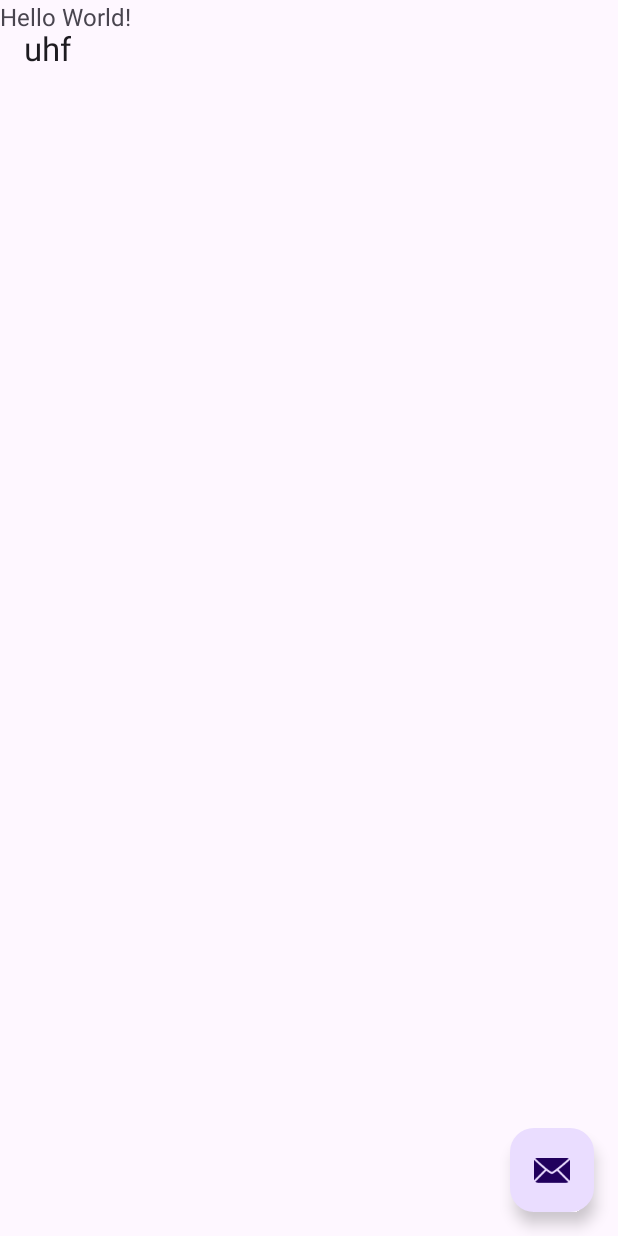
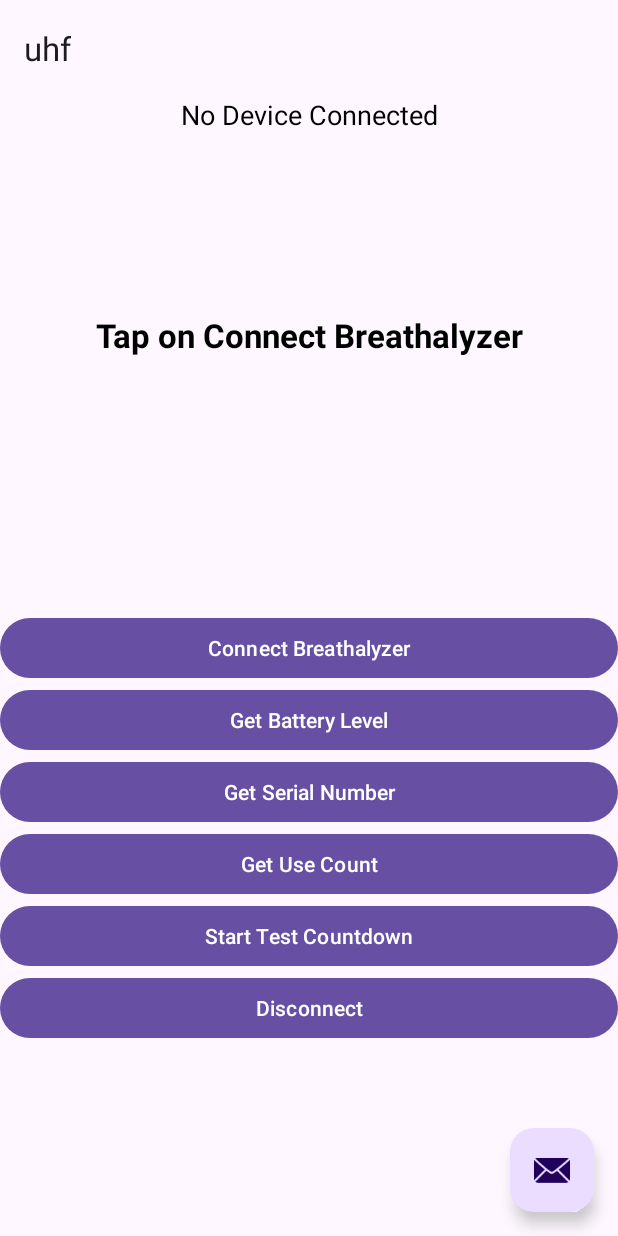
Before and after one commit to hk1089/rfid-scanner, an Android app: the screen it shows after launch (MainActivity), on a phone screen of 412 x 824 dp. Run offline under Robolectric (Android 15) with nearby library versions, the phone set to English and light mode, and no system bars; libraries missing offline, so code that uses them is left out: com.rscja.deviceapi; 2 statements that could not run were skipped.

Commit message:
BACtrack integrated

```diff
--- a/app/src/main/java/com/hemu1089/uhf/MainActivity.kt
+++ b/app/src/main/java/com/hemu1089/uhf/MainActivity.kt
@@ -1,20 +1,17 @@
 package com.hemu1089.uhf
 
-import android.Manifest
-import android.content.pm.PackageManager
 import android.os.Bundle
+import android.util.Log
 import android.view.KeyEvent
 import androidx.appcompat.app.AppCompatActivity
-import androidx.core.app.ActivityCompat
-import androidx.core.content.ContextCompat
-import androidx.navigation.ui.AppBarConfiguration
+import com.app.drinker.AnalyzerClass
 import com.hemu1089.rf_reader.RfidScanner
 import com.hemu1089.uhf.databinding.ActivityMainBinding
 
 class MainActivity : AppCompatActivity() {
     private lateinit var binding: ActivityMainBinding
     private val rfid = RfidScanner()
-
+    private val drinker = AnalyzerClass()
     override fun onCreate(savedInstanceState: Bundle?) {
         super.onCreate(savedInstanceState)
 
@@ -22,15 +19,53 @@ class MainActivity : AppCompatActivity() {
         setContentView(binding.root)
         setSupportActionBar(binding.toolbar)
         rfid.initialize(this)
+        drinker.onStatusUpdate = { statusMessage ->
+            // Update your UI or log the status here
+            binding.breathalyzerStateTextView.text = statusMessage
+            Log.d("YourClass", "Analyzer Status: $statusMessage")
+        }
         binding.fab.setOnClickListener { view ->
-            binding.tags.text = rfid.start().toString()
+           // binding.tags.text = rfid.start().toString()
+            val permissions = drinker.startSDK(this)
+
+            Log.d("MainActivity", "permissions>>> $permissions")
+        }
+        binding.connectNearestButtonId.setOnClickListener { view ->
+           // binding.tags.text = rfid.start().toString()
+            val permissions = drinker.connectNearestClicked()
+
+        }
+        binding.startBlowProcessButtonId.setOnClickListener { view ->
+           // binding.tags.text = rfid.start().toString()
+            val permissions = drinker.startBlowProcessClicked()
+
+        }
+        binding.getBatteryLevel.setOnClickListener { view ->
+           // binding.tags.text = rfid.start().toString()
+            val permissions = drinker.requestBatteryLevelClicked()
+
+        }
+        binding.getSerialNumberButtonId.setOnClickListener { view ->
+           // binding.tags.text = rfid.start().toString()
+            val permissions = drinker.getSerialNumberClicked()
+
+        }
+        binding.getUseCountButtonId.setOnClickListener { view ->
+           // binding.tags.text = rfid.start().toString()
+            val permissions = drinker.getUseCount()
+            Log.d("MainActivity", "permissions>>> $permissions")
+        }
+        binding.disconnectButtonId.setOnClickListener { view ->
+           // binding.tags.text = rfid.start().toString()
+            val permissions = drinker.disconnectClicked()
+            Log.d("MainActivity", "permissions>>> $permissions")
         }
     }
 
     override fun onKeyDown(keyCode: Int, event: KeyEvent?): Boolean {
         if (keyCode == 139 || keyCode == 280 || keyCode == 293) {
             if (event!!.repeatCount == 0) {
-                binding.tags.text = rfid.start().toString()
+                //binding.connectionStateTextView.text = rfid.start().toString()
             }
             return true
         }
--- a/app/src/main/res/layout/activity_main.xml
+++ b/app/src/main/res/layout/activity_main.xml
@@ -1,10 +1,11 @@
 <?xml version="1.0" encoding="utf-8"?>
-<androidx.coordinatorlayout.widget.CoordinatorLayout xmlns:android="http://schemas.android.com/apk/res/android"
+<androidx.appcompat.widget.LinearLayoutCompat xmlns:android="http://schemas.android.com/apk/res/android"
     xmlns:app="http://schemas.android.com/apk/res-auto"
     xmlns:tools="http://schemas.android.com/tools"
     android:layout_width="match_parent"
     android:layout_height="match_parent"
     android:fitsSystemWindows="true"
+    android:orientation="vertical"
     tools:context=".MainActivity">
 
     <com.google.android.material.appbar.AppBarLayout
@@ -20,20 +21,82 @@
     </com.google.android.material.appbar.AppBarLayout>
 
 
-    <com.google.android.material.textview.MaterialTextView
-        android:id="@+id/tags"
+    <TextView
+        android:id="@+id/connectionStateTextView"
         android:layout_width="match_parent"
         android:layout_height="wrap_content"
-        android:text="Hello World!"
-        android:textSize="16sp"/>
+        android:textSize="18sp"
+        android:layout_gravity="center"
+        android:gravity="center"
+        android:text="No Device Connected"
+        android:textAlignment="center"
+        android:textColor="#000000"
+        />
 
+
+    <TextView
+        android:id="@+id/breathalyzerStateTextView"
+        android:layout_width="match_parent"
+        android:layout_height="0dp"
+        android:layout_gravity="center"
+        android:layout_marginBottom="50dp"
+        android:gravity="center"
+        android:layout_weight="1"
+        android:text="Tap on Connect Breathalyzer"
+        android:textAppearance="?android:attr/textAppearanceLarge"
+        android:textColor="#000000"
+        android:textStyle="bold"
+        />
+
+
+    <Button
+        android:id="@+id/connect_nearest_button_id"
+        android:layout_width="match_parent"
+        android:layout_height="wrap_content"
+        android:text="Connect Breathalyzer"
+        />
+
+
+    <Button
+        android:id="@+id/get_battery_level"
+        android:layout_width="match_parent"
+        android:layout_height="wrap_content"
+        android:text="Get Battery Level"
+        />
+
+    <Button
+        android:id="@+id/get_serial_number_button_id"
+        android:layout_width="match_parent"
+        android:layout_height="wrap_content"
+        android:text="Get Serial Number"
+        />
+
+    <Button
+        android:id="@+id/get_use_count_button_id"
+        android:layout_width="match_parent"
+        android:layout_height="wrap_content"
+        android:text="Get Use Count"
+        />
+
+    <Button
+        android:id="@+id/start_blow_process_button_id"
+        android:layout_width="match_parent"
+        android:layout_height="wrap_content"
+        android:text="Start Test Countdown"
+        />
+
+    <Button
+        android:id="@+id/disconnect_button_id"
+        android:layout_width="match_parent"
+        android:layout_height="wrap_content"
+        android:layout_marginBottom="40dp"
+        android:text="Disconnect"
+        />
     <com.google.android.material.floatingactionbutton.FloatingActionButton
         android:id="@+id/fab"
         android:layout_width="wrap_content"
         android:layout_height="wrap_content"
         android:layout_gravity="bottom|end"
-        android:layout_marginEnd="@dimen/fab_margin"
-        android:layout_marginBottom="16dp"
-        app:srcCompat="@android:drawable/ic_dialog_email" />
-
-</androidx.coordinatorlayout.widget.CoordinatorLayout>
+        android:layout_margin="16dp"
+        app:srcCompat="@android:drawable/ic_dialog_email"/>
+</androidx.appcompat.widget.LinearLayoutCompat>
--- /dev/null
+++ b/drinker/src/main/java/com/app/drinker/AnalyzerClass.kt
@@ -0,0 +1,211 @@
+package com.app.drinker
+
+import BreathalyzerSDK.API.BACtrackAPI
+import BreathalyzerSDK.API.BACtrackAPICallbacks
+import BreathalyzerSDK.Constants.BACTrackDeviceType
+import BreathalyzerSDK.Constants.BACtrackUnit
+import BreathalyzerSDK.Constants.Errors
+import BreathalyzerSDK.Exceptions.BluetoothLENotSupportedException
+import BreathalyzerSDK.Exceptions.BluetoothNotEnabledException
+import BreathalyzerSDK.Exceptions.LocationServicesNotEnabledException
+import android.app.Activity
+import android.content.Context
+import android.content.pm.PackageManager
+import android.util.Log
+import androidx.core.app.ActivityCompat
+import androidx.core.content.ContextCompat
+
+
+class AnalyzerClass {
+    private var mAPI: BACtrackAPI? = null
+    private lateinit var context: Context
+    private var requiresUseCount = false
+    var onStatusUpdate: ((String) -> Unit)? = null // Callback for status updates
+
+    fun startSDK(cnx: Context) {
+        val apiKey = "caea1ef90e38464eac98c5d6d37439"
+        context = cnx
+        try {
+            mAPI = BACtrackAPI(context, object : BACtrackAPICallbacks{
+                override fun BACtrackAPIKeyDeclined(p0: String?) {
+                    Log.d("TAG", "BACtrackAPIKeyDeclined: " + p0)
+                    setStatus("API Key Declined")
+                }
+
+                override fun BACtrackAPIKeyAuthorized() {
+                    setStatus("BACtrackAPIKeyAuthorized")
+                    Log.d("TAG", "BACtrackAPIKeyAuthorized: ")
+                }
+
+                override fun BACtrackConnected(bacTrackDeviceType: BACTrackDeviceType) {
+                        val name: String = bacTrackDeviceType.getDisplayName()
+                        setStatus("${context.getString(R.string.TEXT_CONNECTED)} to ${name}")
+
+                    Log.d("TAG", "BACtrackConnected: " + bacTrackDeviceType.name)
+                }
+
+                override fun BACtrackDidConnect(p0: String?) {
+                    setStatus(context.getString(R.string.TEXT_DISCOVERING_SERVICES))
+                }
+
+                override fun BACtrackDisconnected() {
+                    setStatus(context.getString(R.string.TEXT_DISCONNECTED))
+                }
+
+                override fun BACtrackConnectionTimeout() {
+                    Log.d("TAG", "BACtrackConnectionTimeout: " )
+                }
+
+                override fun BACtrackFoundBreathalyzer(p0: BACtrackAPI.BACtrackDevice?) {
+                    setStatus("Device found nearby")
+                    Log.d("TAG", "BACtrackFoundBreathalyzer: " + p0?.rssi)
+                }
+
+                override fun BACtrackCountdown(currentCountdownCount: Int) {
+                    setStatus(context.getString(R.string.TEXT_COUNTDOWN) + " " + currentCountdownCount)
+                    Log.d("TAG", "BACtrackCountdown: " + currentCountdownCount)
+                }
+
+                override fun BACtrackStart() {
+                    setStatus(context.getString((R.string.TEXT_BLOW_NOW)))
+                    Log.d("TAG", "BACtrackStart: ")
+                }
+
+                override fun BACtrackBlow(v: Float) {
+                    val text = "Keep blowing " + v
+                    setStatus(text)
+                    Log.d("TAG", "BACtrackBlow: " + v)
+                }
+
+                override fun BACtrackAnalyzing() {
+                    setStatus(context.getString(R.string.TEXT_ANALYZING))
+                    Log.d("TAG", "BACtrackAnalyzing: " )
+                }
+
+                override fun BACtrackResults(measuredBac: Float) {
+                    var text: String = context.getString(R.string.TEXT_FINISHED) + " " + measuredBac
+                    //if (requiresUseCount) {
+                    //    text = text + "\n\n You can now obtain Use Count"
+                    //}
+                    setStatus(text)
+                    Log.d("TAG", "BACtrackResults: " + measuredBac)
+                }
+
+                override fun BACtrackFirmwareVersion(version: String?) {
+                    setStatus(context.getString(R.string.TEXT_FIRMWARE_VERSION) + " " + version)
+                    Log.d("TAG", "BACtrackFirmwareVersion: " + version)
+                }
+
+                override fun BACtrackSerial(serialHex: String?) {
+                    setStatus(context.getString(R.string.TEXT_SERIAL_NUMBER) + " " + serialHex)
+                    Log.d("TAG", "BACtrackSerial: " + serialHex)
+                }
+
+                override fun BACtrackUseCount(useCount: Int) {
+                    Log.d("TAG", "BACtrackUseCount: " + useCount)
+                    // C6/C8 bug in hardware does not allow getting use count
+                    if (useCount == 4096) {
+                        setStatus("Cannot retrieve use count for C6/C8 devices")
+                    } else if (useCount == -1) {
+                        requiresUseCount = true
+                        setStatus("You must take a test before obtaining use count\n Tap on Start Test Countdown")
+                    } else {
+                        setStatus(context.getString(R.string.TEXT_USE_COUNT) + " " + useCount)
+                    }
+                }
+
+                override fun BACtrackBatteryVoltage(voltage: Float) {
+                    Log.d("TAG", "BACtrackBatteryVoltage: " + voltage)
+                }
+
+                override fun BACtrackBatteryLevel(level: Int) {
+                    Log.d("TAG", "BACtrackBatteryLevel: " + level)
+                    val message: String = context.getString(R.string.TEXT_BATTERY_LEVEL) + " " + level
+                    setStatus(String.format("\n%s", message))
+                }
+
+                override fun BACtrackError(errorCode: Int) {
+                    if (errorCode == Errors.ERROR_BLOW_ERROR.toInt()) {
+                        setStatus(context.getString(R.string.TEXT_ERR_BLOW_ERROR))
+                    }
+                    Log.d("TAG", "BACtrackError: " + errorCode)
+                }
+
+                override fun BACtrackUnits(p0: BACtrackUnit?) {
+                    Log.d("TAG", "BACtrackUnits: " + p0?.name)
+                }
+
+            }, apiKey)
+        } catch (e: BluetoothLENotSupportedException) {
+            e.printStackTrace()
+            setStatus(context.getString(R.string.TEXT_ERR_BLE_NOT_SUPPORTED))
+        } catch (e: BluetoothNotEnabledException) {
+            e.printStackTrace()
+            setStatus(context.getString(R.string.TEXT_ERR_BT_NOT_ENABLED))
+        } catch (e: LocationServicesNotEnabledException) {
+            e.printStackTrace()
+            setStatus(context.getString(R.string.TEXT_ERR_LOCATIONS_NOT_ENABLED))
+        }
+    }
+
+    private fun setStatus(message: String?) {
+        Log.d("TAG", "Status: " + message)
+        message?.let { onStatusUpdate?.invoke(it) } // Invoke the callback
+       // breathalyzerStateTextView.setText(message)
+    }
+
+    fun requestAllPermissions(activity: Activity, requestCode: Int = 100): Boolean {
+        val permissions = arrayOf(
+            "android.permission.BLUETOOTH_SCAN",
+            "android.permission.BLUETOOTH_CONNECT",
+            "android.permission.ACCESS_COARSE_LOCATION",
+            "android.permission.ACCESS_FINE_LOCATION",
+        )
+        val permissionsToRequest = permissions.filter {
+            ContextCompat.checkSelfPermission(activity, it) != PackageManager.PERMISSION_GRANTED
+        }
+        return if (permissionsToRequest.isEmpty()) {
+            true
+        } else {
+            ActivityCompat.requestPermissions(activity, permissionsToRequest.toTypedArray(), requestCode)
+            false
+        }
+    }
+
+    fun connectNearestClicked() {
+        if (mAPI != null) {
+            setStatus(context.getString(R.string.TEXT_CONNECTING))
+            mAPI!!.connectToNearestBreathalyzer()
+
+        }
+    }
+    fun isConnected() = mAPI?.isConnected ?: false
+    fun getUseCount() {
+        if (mAPI != null) {
+            val count = mAPI!!.getUseCount()
+            Log.d("TAG", "getUseCount: count " + count)
+        }
+    }
+
+    fun startBlowProcessClicked() {
+        if (mAPI != null) {
+            mAPI!!.startCountdown()
+        }
+    }
+
+    fun requestBatteryLevelClicked() {
+        if (mAPI != null) {
+            mAPI!!.getBreathalyzerBatteryVoltage()
+        }
+    }
+    fun disconnectClicked() {
+        if (mAPI != null) {
+            mAPI!!.disconnect()
+        }
+    }
+    fun getSerialNumberClicked() {
+        if (mAPI != null) {
+            mAPI!!.getSerialNumber()
+        }
+    }
+}
--- /dev/null
+++ b/drinker/src/main/res/values/strings.xml
@@ -0,0 +1,25 @@
+<?xml version="1.0" encoding="utf-8"?>
+<resources>
+    <string name="TEXT_DISCONNECTED">Disconnected</string>
+    <string name="TEXT_CONNECTING">Connecting…</string>
+    <string name="TEXT_DISCOVERING_SERVICES">Discovering services…</string>
+    <string name="TEXT_CONNECTED">Connected</string>
+
+    <string name="TEXT_FIRMWARE_VERSION">"Firmware version: </string>
+    <string name="TEXT_SERIAL_NUMBER">Serial number: </string>
+    <string name="TEXT_USE_COUNT">Use count: </string>
+    <string name="TEXT_BATTERY_VOLTAGE">Battery voltage: </string>
+    <string name="TEXT_BATTERY_LEVEL">Battery level: </string>
+
+    <string name="TEXT_COUNTDOWN">Countdown: </string>
+    <string name="TEXT_BLOW_NOW">Blow now!</string>
+    <string name="TEXT_ANALYZING">Analyzing…</string>
+    <string name="TEXT_FINISHED">Done! Result: </string>
+
+    <string name="TEXT_ERR_NO_BREATHALYZERS_FOUND">Error: No breathalyzers found.</string>
+    <string name="TEXT_ERR_BT_NOT_ENABLED">Error: Bluetooth is not enabled.</string>
+    <string name="TEXT_ERR_BLE_NOT_SUPPORTED">Error: BLE is not supported on this device.</string>
+    <string name="TEXT_ERR_BLOW_ERROR">Error: Blow process failed.</string>
+    <string name="TEXT_ERR_LOCATIONS_NOT_ENABLED">Error: Location services are not enabled.</string>
+
+</resources>
--- a/gradle/libs.versions.toml
+++ b/gradle/libs.versions.toml
@@ -1,5 +1,6 @@
 [versions]
 agp = "8.4.0"
+breathalyzerSdk = "2.1.3"
 kotlin = "1.9.0"
 coreKtx = "1.13.1"
 junit = "4.13.2"
@@ -13,6 +14,7 @@ navigationUiKtx = "2.7.7"
 
 [libraries]
 androidx-core-ktx = { group = "androidx.core", name = "core-ktx", version.ref = "coreKtx" }
+breathalyzer-sdk = { module = "com.github.BACtrack:breathalyzer-sdk", version.ref = "breathalyzerSdk" }
 junit = { group = "junit", name = "junit", version.ref = "junit" }
 androidx-junit = { group = "androidx.test.ext", name = "junit", version.ref = "junitVersion" }
 androidx-espresso-core = { group = "androidx.test.espresso", name = "espresso-core", version.ref = "espressoCore" }
--- a/settings.gradle.kts
+++ b/settings.gradle.kts
@@ -29,3 +29,4 @@ dependencyResolutionManagement {
 rootProject.name = "uhf"
 include(":app")
 include(":rf_reader")
+include(":drinker")
```
Also changed, not shown: app/build.gradle.kts (+4 -3 lines), drinker/build.gradle.kts (renamed from rf_reader/build.gradle.kts, +5 -8 lines), drinker/src/main/AndroidManifest.xml (added, +17 -0 lines), 5 other files.
